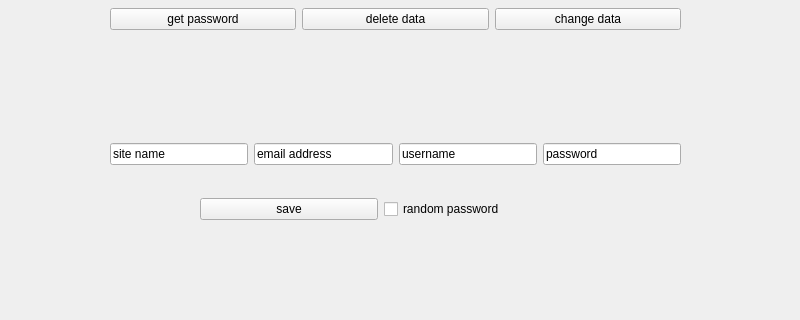
Before: the Qt Designer form mainwindow.ui in corey888773/passwords-application, drawn with Qt 5; both pictures show x 0 to 800 and y 105 to 425 of the 800 by 605 pixel window.
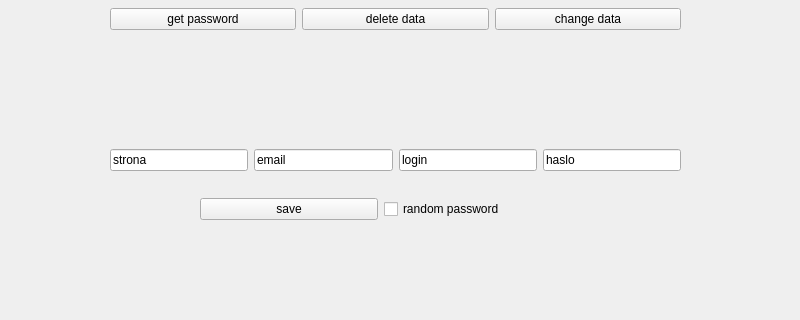
After: the same form once the commit is applied.

Diff of the .ui file:
```diff
--- a/mainwindow.ui
+++ b/mainwindow.ui
@@ -69,35 +69,35 @@
       <x>110</x>
       <y>210</y>
       <width>571</width>
-      <height>61</height>
+      <height>72</height>
      </rect>
     </property>
     <layout class="QHBoxLayout" name="horizontalLayout_2">
      <item>
       <widget class="QLineEdit" name="NewSiteName">
        <property name="text">
-        <string>site name</string>
+        <string>strona</string>
        </property>
       </widget>
      </item>
      <item>
       <widget class="QLineEdit" name="NewEmailAddress">
        <property name="text">
-        <string>email address</string>
+        <string>email</string>
        </property>
       </widget>
      </item>
      <item>
       <widget class="QLineEdit" name="NewUsername">
        <property name="text">
-        <string>username</string>
+        <string>login</string>
        </property>
       </widget>
      </item>
      <item>
       <widget class="QLineEdit" name="NewPassword">
        <property name="text">
-        <string>password</string>
+        <string>haslo</string>
        </property>
       </widget>
      </item>
```
Left out of the diff: 11 changed lines with no effect on the pictures.
